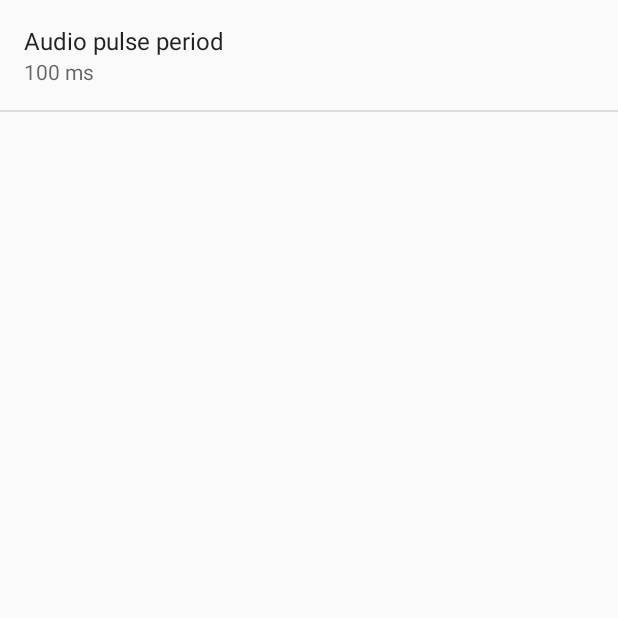
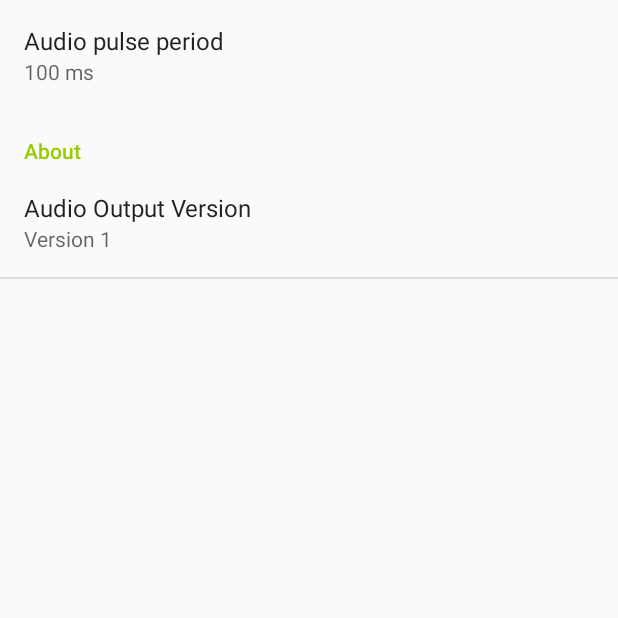
Before and after one commit to kongr45gpen/SonoClapper, an Android app: the screen it shows after launch (SettingsActivity), after a tap on "Settings", on a phone screen of 412 x 824 dp, the top half of it. Run offline under Robolectric (Android 15) with nearby library versions, the phone set to English and light mode, and no system bars.

Commit message:
Show communications version in the settings

```diff
--- a/app/src/main/java/org/helit/sonoclapper/SettingsFragment.java
+++ b/app/src/main/java/org/helit/sonoclapper/SettingsFragment.java
@@ -2,6 +2,8 @@ package org.helit.sonoclapper;
 
 import android.os.Bundle;
 import android.preference.PreferenceFragment;
+
+import java.util.Locale;
 
 public class SettingsFragment extends PreferenceFragment {
     @Override
@@ -10,5 +12,8 @@ public class SettingsFragment extends PreferenceFragment {
 
         // Load the preferences from an XML resource
         addPreferencesFromResource(R.xml.preferences);
+
+        // Add the version number to the corresponding summary
+        getPreferenceScreen().findPreference("audio_version").setSummary(String.format(Locale.getDefault(), "Version %d", ToneGenerator.getVersion()));
     }
 }
--- a/app/src/main/java/org/helit/sonoclapper/ToneGenerator.java
+++ b/app/src/main/java/org/helit/sonoclapper/ToneGenerator.java
@@ -132,4 +132,8 @@ class ToneGenerator {
 
         return sample;
     }
+
+    public static int getVersion() {
+        return version;
+    }
 }
--- a/app/src/main/res/values/strings.xml
+++ b/app/src/main/res/values/strings.xml
@@ -5,4 +5,6 @@
     <string name="clock_setting_description">The amount of time to spend for each audio pulse.</string>
     <string name="clock_setting_notice">Setting this to a low value might cause problems with audio decoding, while large values can take up too much of your time.</string>
     <string name="clock_setting_title">Audio pulse clock (in ms)</string>
+    <string name="version_setting_title">Audio Output Version</string>
+    <string name="about_setting">About</string>
 </resources>
--- a/app/src/main/res/xml/preferences.xml
+++ b/app/src/main/res/xml/preferences.xml
@@ -6,4 +6,12 @@
         android:key="clock_ms"
         android:title="Audio pulse period"
         />
+    <PreferenceCategory
+        android:title="@string/about_setting">
+        <Preference
+            android:defaultValue="false"
+            android:key="audio_version"
+            android:summary="Unknown version"
+            android:title="@string/version_setting_title" />
+    </PreferenceCategory>
 </PreferenceScreen>
```
